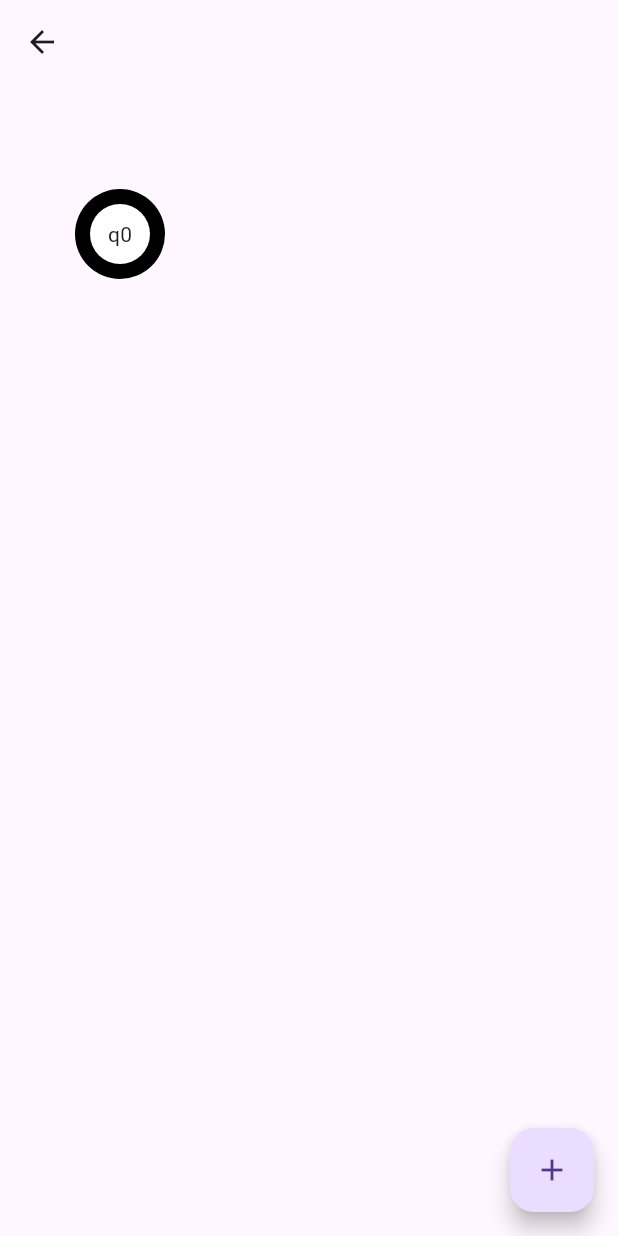
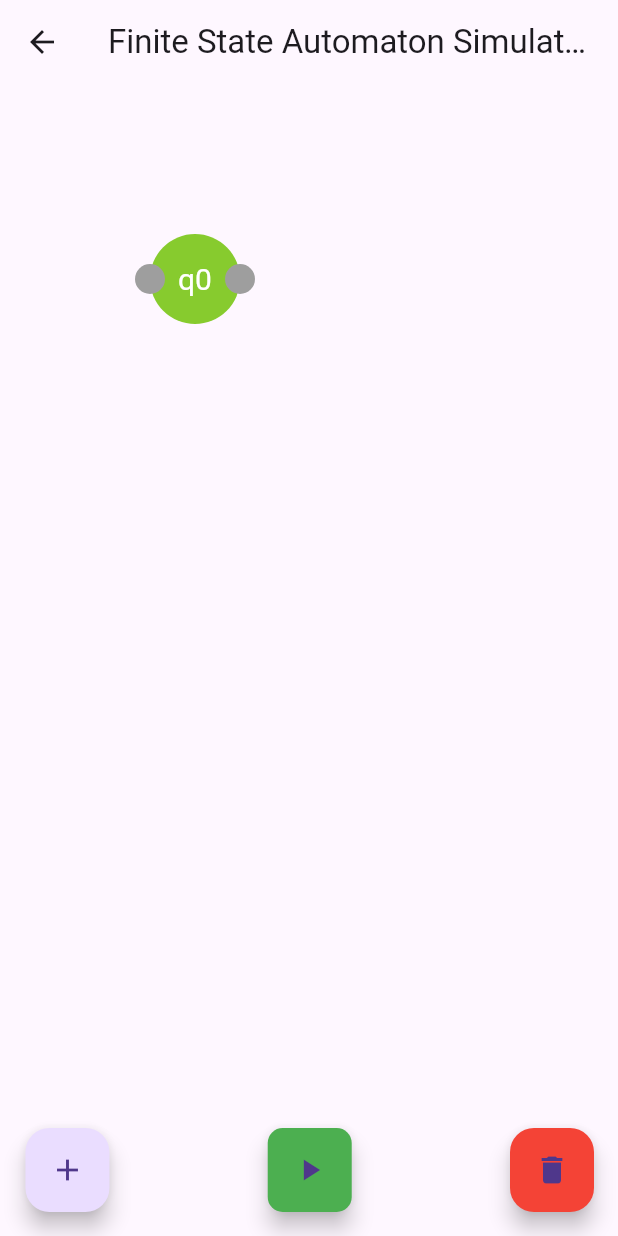
Before and after one commit to YosiKariv1/Automate_Simulator, a Flutter app: the AutomateEditor screen opened directly, after a tap on the "add" icon, on a phone screen of 412 x 824 dp. Run offline on Flutter 3.47's test engine with Material 3 defaults, Android fonts, the phone set to English and light mode, and no system bars; our stand-ins replace carousel_slider.

Commit message:
Adding nodes and transitions between the nodes

```diff
--- /dev/null
+++ b/lib/automate/automate_editor.dart
@@ -0,0 +1,125 @@
+import 'package:flutter/material.dart';
+import 'package:automate_simulator/automate/models/node_model.dart';
+import 'package:automate_simulator/automate/painters/transition_painter.dart';
+import 'package:automate_simulator/automate/widgets/node_widget.dart';
+import 'package:automate_simulator/automate/widgets/floating_buttons.dart';
+
+class AutomateEditor extends StatefulWidget {
+  const AutomateEditor({super.key});
+
+  @override
+  State<AutomateEditor> createState() => _AutomateEditorState();
+}
+
+class _AutomateEditorState extends State<AutomateEditor> {
+  Offset? from;
+  Offset? to;
+  Transition? tempTransition;
+  List<Transition> transitions = [];
+  List<NodeModel> nodes = [];
+
+  @override
+  Widget build(BuildContext context) {
+    return Scaffold(
+      appBar: AppBar(
+        title: const Text('Finite State Automaton Simulator'),
+      ),
+      floatingActionButton: FloatingButtons(
+        addNode: addNode,
+        deleteNode: deleteNode,
+        playAction: () {},
+      ),
+      body: Stack(children: [
+        CustomPaint(
+          painter: TransitionPainter(
+              transitions: transitions, tempTransition: tempTransition),
+          size: Size(MediaQuery.of(context).size.width,
+              MediaQuery.of(context).size.height),
+        ),
+        ...nodes.map((node) {
+          return NodeWidget(
+            node: node,
+            updatePosition: updatePosition,
+            startTransition: startTransition,
+            updateTransition: updateTransition,
+            endTransition: endTransition,
+          );
+        }).toList(),
+      ]),
+    );
+  }
+
+//====================================== Nodes Functions ====================================//
+  void addNode() {
+    setState(() {
+      nodes.add(NodeModel(
+          name: 'q${nodes.length}',
+          location: const Offset(100, 100),
+          next: {},
+          ifFinal: false));
+    });
+  }
+
+  void updatePosition(NodeModel node, Offset newPos) {
+    setState(() {
+      int index = nodes.indexOf(node);
+      if (index != -1) {
+        nodes[index].location += newPos;
+      }
+    });
+  }
+
+  void deleteNode() {
+    setState(() {
+      NodeModel nodeToDelete = nodes.last;
+      nodes.removeLast();
+
+      transitions.removeWhere((transition) =>
+          transition.node == nodeToDelete || transition.target == nodeToDelete);
+    });
+  }
+
+  //==================================== Lines Between Nodes ====================================//
+  void startTransition(NodeModel node) {
+    setState(() {
+      from = node.rightCirclePosition() + const Offset(10, 10);
+      tempTransition = Transition(from!, from!);
+    });
+  }
+
+  void updateTransition(DragUpdateDetails details) {
+    RenderBox renderBox = context.findRenderObject() as RenderBox;
+    Offset localPosition =
+        renderBox.globalToLocal(details.globalPosition - const Offset(-10, 40));
+
+    setState(() {
+      to = localPosition;
+      tempTransition = Transition(from!, to!);
+    });
+  }
+
+  void endTransition(NodeModel node) {
+    NodeModel? targetNode = findNodeAtPosition(to!);
+    if (targetNode != null) {
+      setState(() {
+        transitions.add(Transition(from!, targetNode.leftCirclePosition(),
+            node: node, target: targetNode));
+        tempTransition = null;
+        node.next![targetNode.name] = targetNode;
+      });
+    } else {
+      setState(() {
+        tempTransition = null;
+      });
+    }
+  }
+
+  NodeModel? findNodeAtPosition(Offset position) {
+    for (var node in nodes) {
+      if ((position - node.leftCirclePosition()).distance <= 30) {
+        return node;
+      }
+    }
+    return null;
+  }
+}
--- /dev/null
+++ b/lib/automate/models/node_model.dart
@@ -0,0 +1,28 @@
+import 'package:flutter/material.dart';
+
+class NodeModel {
+  String name = '';
+  Offset location;
+  Map<String, NodeModel>? next;
+  bool ifFinal;
+
+  NodeModel(
+      {required this.name,
+      required this.location,
+      required this.next,
+      required this.ifFinal});
+
+  Offset rightCirclePosition() {
+    return Offset(
+      location.dx + 50,
+      location.dy + 20,
+    );
+  }
+
+  Offset leftCirclePosition() {
+    return Offset(
+      location.dx - 10,
+      location.dy + 20,
+    );
+  }
+}
--- /dev/null
+++ b/lib/automate/painters/node_painter.dart
@@ -0,0 +1,46 @@
+import 'package:automate_simulator/automate/models/node_model.dart';
+import 'package:flutter/material.dart';
+
+class NodePainter extends CustomPainter {
+  Offset position = const Offset(30, 30);
+  final double diameter = 60.0;
+  NodeModel node;
+
+  NodePainter(this.node);
+
+  @override
+  void paint(Canvas canvas, Size size) {
+    var paint = Paint()
+      ..color = const Color(0xff87cb2e)
+      ..style = PaintingStyle.fill;
+
+    canvas.drawCircle(position, diameter / 2, paint);
+
+    // Preparing the text painter'i
+    const textStyle = TextStyle(
+      color: Colors.white,
+      fontSize: 20,
+    );
+    final textSpan = TextSpan(
+      text: node.name,
+      style: textStyle,
+    );
+    final textPainter = TextPainter(
+      text: textSpan,
+      textDirection: TextDirection.ltr,
+    );
+    textPainter.layout();
+
+    final textCenter = Offset(
+      position.dx - (textPainter.width / 2),
+      position.dy - (textPainter.height / 2),
+    );
+
+    textPainter.paint(canvas, textCenter);
+  }
+
+  @override
+  bool shouldRepaint(NodePainter oldDelegate) {
+    return oldDelegate.position != position;
+  }
+}
--- /dev/null
+++ b/lib/automate/painters/transition_painter.dart
@@ -0,0 +1,67 @@
+import 'package:automate_simulator/automate/models/node_model.dart';
+import 'package:flutter/material.dart';
+
+class Transition {
+  Offset start;
+  Offset end;
+  NodeModel? node;
+  NodeModel? target;
+
+  Transition(this.start, this.end, {this.node, this.target});
+}
+
+class TransitionPainter extends CustomPainter {
+  List<Transition> transitions;
+  Transition? tempTransition;
+
+  TransitionPainter({required this.transitions, this.tempTransition});
+
+  @override
+  void paint(Canvas canvas, Size size) {
+    var paint = Paint()
+      ..color = Colors.black
+      ..strokeWidth = 4;
+
+    //tempetory line for visualizing where to draw the Line
+    if (tempTransition != null) {
+      canvas.drawLine(tempTransition!.start, tempTransition!.end, paint);
+    }
+
+    //the final line between the two nodes
+    if (transitions.isNotEmpty) {
+      for (var transition in transitions) {
+        canvas.drawLine(
+            transition.node!.rightCirclePosition() + const Offset(10, 10),
+            transition.target!.leftCirclePosition() + const Offset(10, 10),
+            paint);
+
+        // the text painter on the line
+        const textStyle = TextStyle(
+          color: Colors.black,
+          fontSize: 20,
+        );
+        final textSpan = TextSpan(
+          text: transition.node!.name,
+          style: textStyle,
+        );
+        final textPainter = TextPainter(
+          text: textSpan,
+          textDirection: TextDirection.ltr,
+        );
+        textPainter.layout();
+        final textCenter = ((transition.target!.leftCirclePosition() +
+                    const Offset(-30, -40)) +
+                (transition.node!.rightCirclePosition() +
+                    const Offset(10, 10))) /
+            2;
+
+        textPainter.paint(canvas, textCenter);
+      }
+    }
+  }
+
+  @override
+  bool shouldRepaint(covariant TransitionPainter oldDelegate) {
+    return true;
+  }
+}
--- /dev/null
+++ b/lib/automate/widgets/floating_buttons.dart
@@ -0,0 +1,47 @@
+import 'package:flutter/material.dart';
+
+class FloatingButtons extends StatelessWidget {
+  final VoidCallback addNode;
+  final VoidCallback deleteNode;
+  final VoidCallback playAction;
+
+  const FloatingButtons({
+    super.key,
+    required this.addNode,
+    required this.deleteNode,
+    required this.playAction,
+  });
+
+  @override
+  Widget build(BuildContext context) {
+    return Row(
+      mainAxisAlignment: MainAxisAlignment.spaceBetween,
+      children: [
+        Padding(
+          padding:
+              EdgeInsets.only(left: MediaQuery.of(context).size.width * 0.08),
+          child: FloatingActionButton(
+            onPressed: addNode,
+            heroTag: 'addNodeButton',
+            child: const Icon(Icons.add),
+          ),
+        ),
+        FloatingActionButton(
+          onPressed: playAction,
+          heroTag: 'playButton',
+          backgroundColor: Colors.green,
+          shape: RoundedRectangleBorder(
+            borderRadius: BorderRadius.circular(10.0),
+          ),
+          child: const Icon(Icons.play_arrow),
+        ),
+        FloatingActionButton(
+          onPressed: deleteNode,
+          backgroundColor: Colors.red,
+          heroTag: 'deleteNodeButton',
+          child: const Icon(Icons.delete),
+        ),
+      ],
+    );
+  }
+}
--- /dev/null
+++ b/lib/automate/widgets/node_widget.dart
@@ -0,0 +1,118 @@
+import 'package:automate_simulator/automate/painters/node_painter.dart';
+import 'package:flutter/material.dart';
+import 'package:automate_simulator/automate/models/node_model.dart';
+
+class NodeWidget extends StatefulWidget {
+  final NodeModel node;
+  NodeModel? selectedNode;
+  final Function updatePosition;
+  final Function startTransition;
+  final Function updateTransition;
+  final Function endTransition;
+
+  NodeWidget({
+    super.key,
+    required this.node,
+    required this.updatePosition,
+    required this.startTransition,
+    required this.updateTransition,
+    required this.endTransition,
+  });
+
+  @override
+  State<NodeWidget> createState() => _NodeWidgetState();
+}
+
+class _NodeWidgetState extends State<NodeWidget> {
+  @override
+  Widget build(BuildContext context) {
+    return Stack(
+      children: [
+        Positioned(
+            left: widget.node.location.dx,
+            top: widget.node.location.dy,
+            child: GestureDetector(
+              behavior: HitTestBehavior.translucent,
+              onPanUpdate: (details) {
+                widget.updatePosition(widget.node, details.delta);
+              },
+              onTap: () {
+                setState(() {
+                  widget.selectedNode = widget.node;
+                });
+              },
+              child: CustomPaint(
+                painter: NodePainter(widget.node),
+                size: const Size(60, 60),
+              ),
+            )),
+        Positioned(
+          left: widget.node.rightCirclePosition().dx,
+          top: widget.node.rightCirclePosition().dy,
+          child: GestureDetector(
+            behavior: HitTestBehavior.translucent,
+            onPanStart: (_) => widget.startTransition(widget.node),
+            onPanUpdate: (details) => widget.updateTransition(details),
+            onPanEnd: (_) => widget.endTransition(widget.node),
+            child: Container(
+              width: 20, //
+              height: 20,
+              decoration: const BoxDecoration(
+                shape: BoxShape.circle,
+                color: Colors.grey,
+              ),
+            ),
+          ),
+        ),
+        Positioned(
+          left: widget.node.leftCirclePosition().dx,
+          top: widget.node.leftCirclePosition().dy,
+          child: Container(
+            width: 20,
+            height: 20,
+            decoration: const BoxDecoration(
+              shape: BoxShape.circle,
+              color: Colors.grey,
+            ),
+          ),
+        ),
+      ],
+    );
+  }
+}
+
+class TransitionCircleWidget extends StatelessWidget {
+  final Offset position;
+  final Function onStartTransition;
+  final Function onUpdateTransition;
+  final Function onEndTransition;
+
+  const TransitionCircleWidget({
+    super.key,
+    required this.position,
+    required this.onStartTransition,
+    required this.onUpdateTransition,
+    required this.onEndTransition,
+  });
+
+  @override
+  Widget build(BuildContext context) {
+    return Positioned(
+      left: position.dx,
+      top: position.dy,
+      child: GestureDetector(
+        onPanStart: (_) => onStartTransition(),
+        onPanUpdate: (details) => onUpdateTransition(details.localPosition),
+        onPanEnd: (_) => onEndTransition(),
+        child: Container(
+          width: 20, // Size of the small circle
+          height: 20,
+          decoration: const BoxDecoration(
+            shape: BoxShape.circle,
+            color: Colors.grey,
+          ),
+        ),
+      ),
+    );
+  }
+}
--- a/lib/view/home_page.dart
+++ b/lib/home_page.dart
@@ -1,5 +1,5 @@
 import 'package:flutter/material.dart';
-import 'package:automate_simulator/view/constants.dart';
+import 'package:automate_simulator/constants.dart';
 import 'automate/automate_editor.dart';
 import 'package:carousel_slider/carousel_slider.dart';
 
--- a/lib/view/automate/automate_editor.dart
+++ /dev/null
@@ -1,75 +0,0 @@
-import 'package:automate_simulator/view/automate/custom_paint_circle.dart';
-import 'package:flutter/material.dart';
-
-class AutomateEditor extends StatefulWidget {
-  const AutomateEditor({super.key});
-
-  @override
-  State<AutomateEditor> createState() => _AutomateEditorState();
-}
-
-class _AutomateEditorState extends State<AutomateEditor> {
-  List<Offset?> circleOffsets = [];
-  double offsetDX = 80;
-
-  void updatePosition(int index, Offset newPosition) {
-    setState(() {
-      circleOffsets[index] = newPosition;
-    });
-  }
-
-  void addCircle() {
-    setState(() {
-      circleOffsets.add(Offset(offsetDX, 100));
-      ;
-    });
-  }
-
-  @override
-  Widget build(BuildContext context) {
-    return Scaffold(
-      appBar: AppBar(),
-      floatingActionButton: FloatingActionButton(
-        onPressed: () {
-          addCircle();
-        },
-        child: const Icon(Icons.add),
-      ),
-      body: Stack(
-        children: [
-          CustomPaint(
-            painter: NodePaint(circleOffsets),
-            size: Size(MediaQuery.of(context).size.width,
-                MediaQuery.of(context).size.height),
-          ),
-          // //check this part, how it works
-          ...List.generate(
-            circleOffsets.length,
-            (index) => circleOffsets[index] != null
-                ? Positioned(
-                    left: circleOffsets[index]!.dx - 20,
-                    top: circleOffsets[index]!.dy - 20,
-                    child: GestureDetector(
-                      onPanUpdate: (details) {
-                        updatePosition(
-                            index, circleOffsets[index]! + details.delta);
-                      },
-                      child: Container(
-                        alignment: AlignmentDirectional.center,
-                        width: 40,
-                        height: 40,
-                        decoration: const BoxDecoration(
-                          shape: BoxShape.circle,
-                          color: Colors.white,
-                        ),
-                        child: Text("q" + index.toString()),
-                      ),
-                    ),
-                  )
-                : Container(),
-          ),
-        ],
-      ),
-    );
-  }
-}
--- a/lib/view/automate/custom_paint_circle.dart
+++ /dev/null
@@ -1,28 +0,0 @@
-import 'package:flutter/material.dart';
-
-class NodePaint extends CustomPainter {
-  final List<Offset?> circleOffsets;
-
-  NodePaint(this.circleOffsets);
-
-  @override
-  void paint(Canvas canvas, Size size) {
-    final paint = Paint()
-      ..color = Colors.black
-      ..strokeWidth = 0.5;
-
-    for (final circleOffset in circleOffsets) {
-      if (circleOffset != null) {
-        canvas.drawCircle(circleOffset, 30, paint);
-      }
-    }
-  }
-
-  @override
-  bool shouldRepaint(covariant CustomPainter oldDelegate) {
-    return true;
-  }
-}
-
-// run in loop for each circle in the circleoffsets list (need to check if its work everytime or just if add a circle)
-// circleoffsets will be the list in the automate class that contains all the circles
```
Also changed, not shown: lib/automate/models/automate_model.dart (added, +8 -0 lines), lib/main.dart (+4 -4 lines), lib/constants.dart (renamed from lib/view/constants.dart), lib/responsive/mobile_scaffold.dart (renamed from lib/view/responsive/mobile_scaffold.dart), lib/responsive/resoibsive_layout.dart (renamed from lib/view/responsive/resoibsive_layout.dart), lib/responsive/tablet_scaffold.dart (renamed from lib/view/responsive/tablet_scaffold.dart), lib/responsive/web_scaffold.dart (renamed from lib/view/responsive/web_scaffold.dart), 1 other file.
